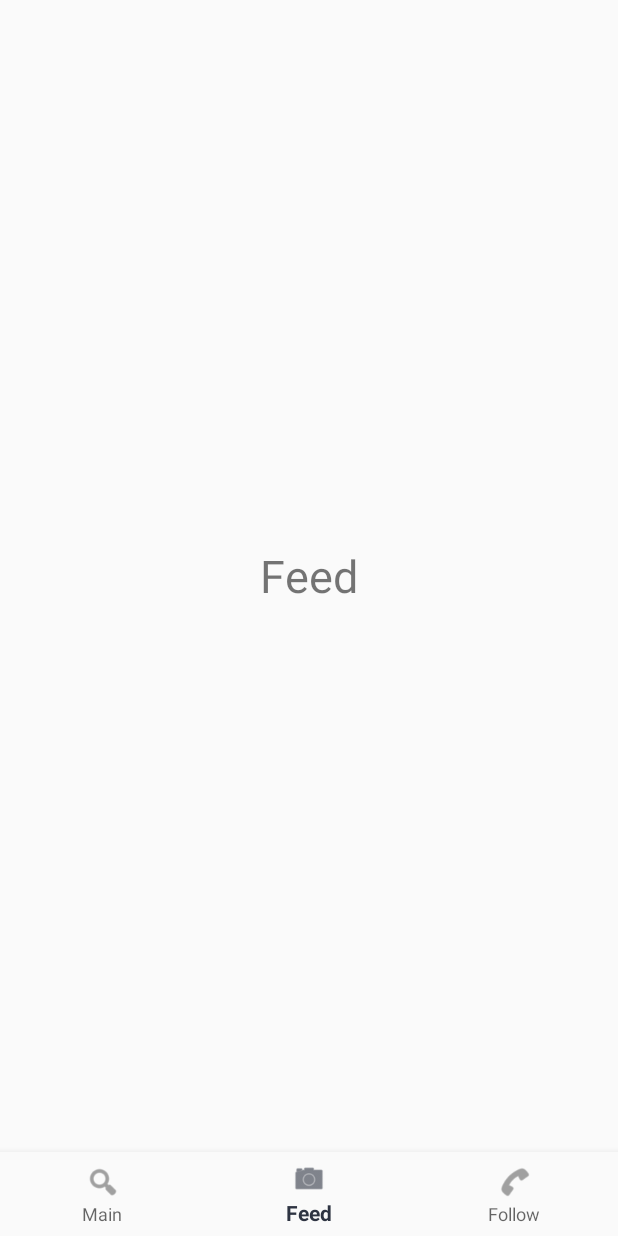
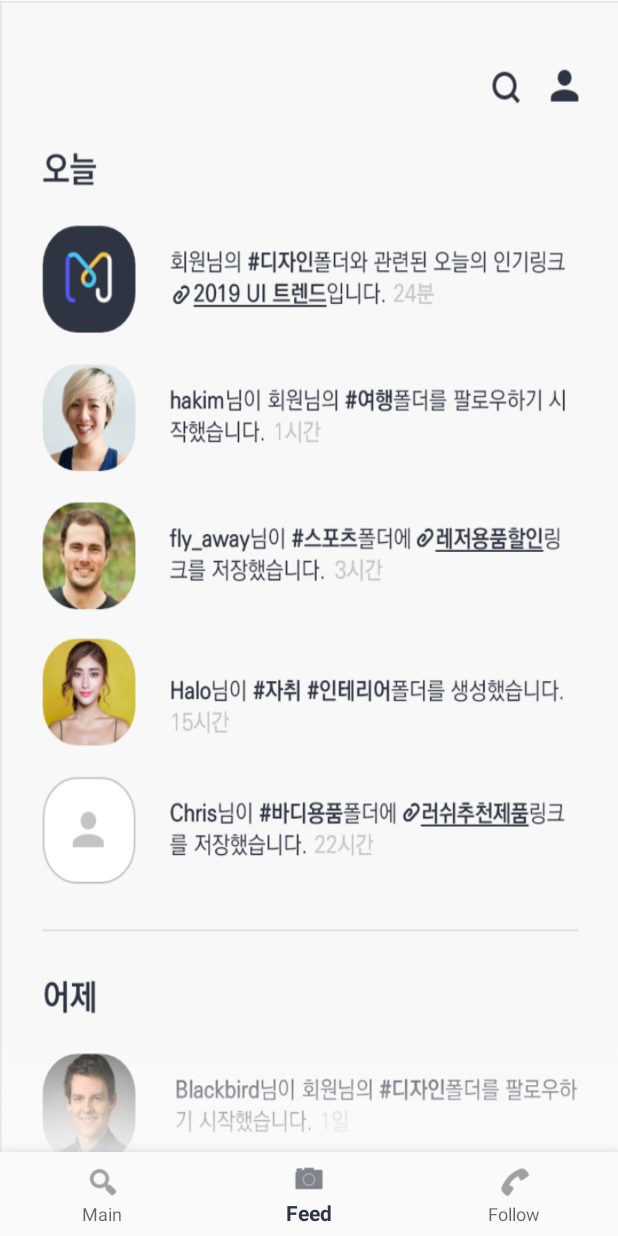
Before and after one commit to mash-up-kr/MoLink-Anroid, an Android app: the MainFragment screen opened directly, with no data from a screen before it, item 2 of the bottom bar chosen, on a phone screen of 412 x 824 dp. Run offline under Robolectric (Android 15) with nearby library versions, the phone set to English and light mode, and no system bars; our stand-ins replace Room's generated code, RxJava.

```diff
--- a/app/src/main/java/com/mashup/molink/ui/main/fragment/main/MainFragment.kt
+++ b/app/src/main/java/com/mashup/molink/ui/main/fragment/main/MainFragment.kt
@@ -130,7 +130,7 @@ class MainFragment : Fragment(), MainFolderAdapter.ItemClickListener, ModifyFold
 
     private fun initRecyclerView() {
 
-        with(rvActivityMain) {
+        with(rvFragmentMain) {
             layoutManager = GridLayoutManager(context, 3)
             adapter = folderAdapter
         }
@@ -138,7 +138,7 @@ class MainFragment : Fragment(), MainFolderAdapter.ItemClickListener, ModifyFold
 
     private fun initButton() {
 
-        fabActivityMain.setOnClickListener {
+        fabFragmentMain.setOnClickListener {
             ModifyFolderDialog(context!!, null).apply {
                 setDialogClickListener(this@MainFragment)
             }.show()
@@ -160,10 +160,10 @@ class MainFragment : Fragment(), MainFolderAdapter.ItemClickListener, ModifyFold
     }
 
     private fun showProgress() {
-        pbActivityMain.visibility = View.VISIBLE
+        pbFragmentMain.visibility = View.VISIBLE
     }
 
     private fun hideProgress() {
-        pbActivityMain.visibility = View.GONE
+        pbFragmentMain.visibility = View.GONE
     }
 }
--- a/app/src/main/res/layout/fragment_feed.xml
+++ b/app/src/main/res/layout/fragment_feed.xml
@@ -4,11 +4,10 @@
               android:layout_width="match_parent"
               android:layout_height="match_parent">
 
-    <TextView
-            android:text="Feed"
-            android:textSize="30dp"
-            android:layout_centerInParent="true"
-            android:layout_width="wrap_content"
-            android:layout_height="wrap_content"/>
+    <ImageView
+            android:src="@drawable/feed"
+            android:scaleType="fitXY"
+            android:layout_width="match_parent"
+            android:layout_height="match_parent"/>
 
 </RelativeLayout>
--- a/app/src/main/res/values/colors.xml
+++ b/app/src/main/res/values/colors.xml
@@ -14,6 +14,7 @@
     <color name="white">#ffffff</color>
     <color name="brown_grey">#1A999999</color>
     <color name="dark">#2e3442</color>
+    <color name="very_light_pink">#c4c4c4</color>
 
     <color name="white_gray">#f8f8f8</color>
 
```
Also changed, not shown: app/src/main/java/com/mashup/molink/ui/main/fragment/main/MainFolderAdapter.kt (+6 -6 lines), app/src/main/res/layout/fragment_follow.xml (+6 -6 lines), app/src/main/res/layout/fragment_main.xml (+12 -16 lines), app/src/main/res/layout/item_main_folder.xml (+39 -12 lines), app/src/main/res/drawable/feed.png (added), app/src/main/res/drawable/follow.png (added), app/src/main/res/drawable/main_top.png (added).
